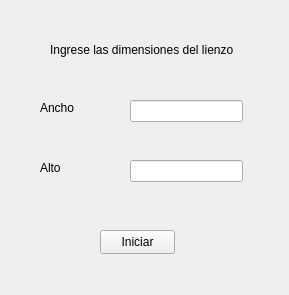
First picture: the form in ventanainicio.ui, repository dmejias08/PaintCpp, before the edit.
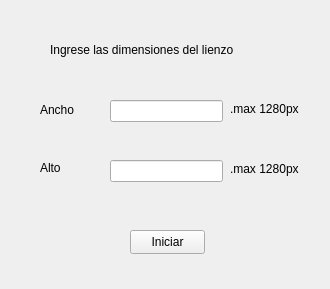
Second picture: the form after the edit.

Diff of the .ui file:
```diff
--- a/ventanainicio.ui
+++ b/ventanainicio.ui
@@ -6,8 +6,8 @@
    <rect>
     <x>0</x>
     <y>0</y>
-    <width>289</width>
-    <height>295</height>
+    <width>330</width>
+    <height>289</height>
    </rect>
   </property>
   <property name="windowTitle">
@@ -17,7 +17,7 @@
    <widget class="QPushButton" name="pushButton">
     <property name="geometry">
      <rect>
-      <x>100</x>
+      <x>130</x>
       <y>230</y>
       <width>75</width>
       <height>24</height>
@@ -30,7 +30,7 @@
    <widget class="QLineEdit" name="txtAlto">
     <property name="geometry">
      <rect>
-      <x>130</x>
+      <x>110</x>
       <y>160</y>
       <width>113</width>
       <height>22</height>
@@ -40,7 +40,7 @@
    <widget class="QLineEdit" name="txtAncho">
     <property name="geometry">
      <rect>
-      <x>130</x>
+      <x>110</x>
       <y>100</y>
       <width>113</width>
       <height>22</height>
@@ -65,8 +65,8 @@
      <rect>
       <x>40</x>
       <y>100</y>
-      <width>49</width>
-      <height>16</height>
+      <width>41</width>
+      <height>20</height>
      </rect>
     </property>
     <property name="text">
@@ -86,6 +86,32 @@
      <string>Alto</string>
     </property>
    </widget>
+   <widget class="QLabel" name="label_4">
+    <property name="geometry">
+     <rect>
+      <x>230</x>
+      <y>100</y>
+      <width>91</width>
+      <height>17</height>
+     </rect>
+    </property>
+    <property name="text">
+     <string>.max 1280px</string>
+    </property>
+   </widget>
+   <widget class="QLabel" name="label_5">
+    <property name="geometry">
+     <rect>
+      <x>230</x>
+      <y>160</y>
+      <width>91</width>
+      <height>17</height>
+     </rect>
+    </property>
+    <property name="text">
+     <string>.max 1280px</string>
+    </property>
+   </widget>
   </widget>
  </widget>
  <resources/>
```
